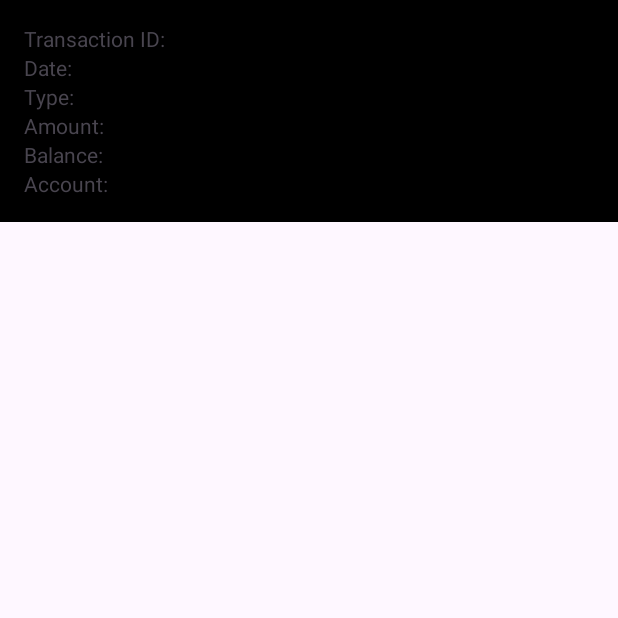
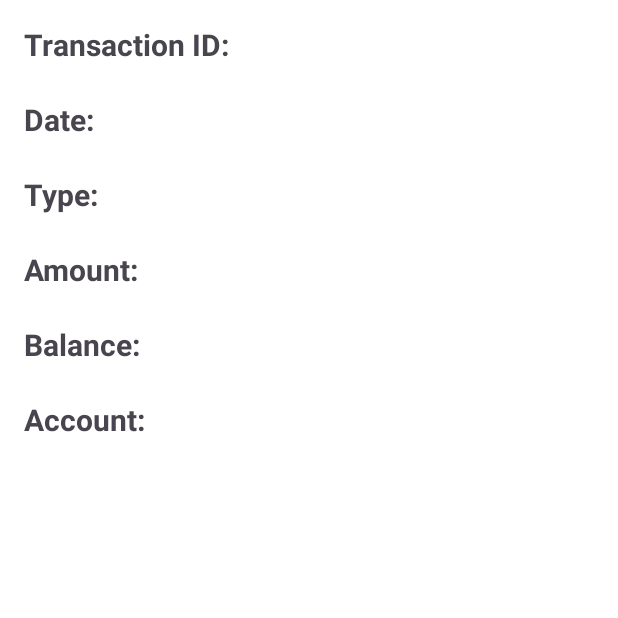
Before and after one commit to Mubarak68/MiniProjectAndroidViewList, an Android app: the DetailsActivity screen opened directly, with no data from a screen before it, on a phone screen of 412 x 824 dp, the top half of it. Run offline under Robolectric (Android 15) with nearby library versions, the phone set to English and light mode, and no system bars.

Commit message:
Done Project

```diff
--- a/app/src/main/java/com/example/miniprojectandroid1/activity/MainActivity.java
+++ b/app/src/main/java/com/example/miniprojectandroid1/activity/MainActivity.java
@@ -37,8 +37,8 @@ public class MainActivity extends AppCompatActivity implements InterFaceTransact
     @Override
     public void onAccountItemClicker(Transaction transaction) {
         Intent intent = new Intent(MainActivity.this, DetailsActivity.class);
-        intent.putExtra("TRANSACTION_KEY", transactionsLists);
-        startActivities(intent);
+        intent.putExtra("TRANSACTION_KEY", transaction);
+        startActivity(intent);
     }
 
     private void startActivities(Intent intent) {
--- a/app/src/main/java/com/example/miniprojectandroid1/model/Transaction.java
+++ b/app/src/main/java/com/example/miniprojectandroid1/model/Transaction.java
@@ -5,7 +5,7 @@ import java.util.Date;
 
 public class Transaction implements Serializable {
     private int id;
-    private String Date;
+    private String date;
     private TransactionType transType;
     private double amount;
     private double balance;
@@ -13,7 +13,7 @@ public class Transaction implements Serializable {
 
     public Transaction(int id, String date, TransactionType transType, double amount, double balance, int account) {
         this.id = id;
-        Date = date;
+        this.date = date;
         this.transType = transType;
         this.amount = amount;
         this.balance = balance;
@@ -27,7 +27,7 @@ public class Transaction implements Serializable {
 
     public String getDate() {
 
-        return Date;
+        return date;
     }
 
     public TransactionType getTransType() {
--- a/app/src/main/java/com/example/miniprojectandroid1/transactionRepo/TransactionRepo.java
+++ b/app/src/main/java/com/example/miniprojectandroid1/transactionRepo/TransactionRepo.java
@@ -4,6 +4,7 @@ import com.example.miniprojectandroid1.model.Transaction;
 import com.example.miniprojectandroid1.model.TransactionType;
 
 import java.util.ArrayList;
+import java.util.Calendar;
 
 public class TransactionRepo {
 
@@ -22,7 +23,7 @@ public class TransactionRepo {
     public ArrayList<Transaction> generateDummyData(int nameOfItems){
         ArrayList<Transaction> transactionsDetails = new ArrayList<>();
         for(int i = 0; i < nameOfItems;i++){
-            Transaction transaction = new Transaction(1112,"date",TransactionType.DIPOSIT,231.312,399108.3,112);
+            Transaction transaction = new Transaction(1112,String.valueOf(Calendar.getInstance().get(Calendar.YEAR)) +"/"+String.valueOf(Calendar.getInstance().get(Calendar.MONTH)+1)+"/"+String.valueOf(Calendar.getInstance().get(Calendar.DAY_OF_MONTH)),TransactionType.DIPOSIT,231.312,399108.3,112);
             transactionsDetails.add(transaction);
 
         }
--- a/app/src/main/res/layout/activity_details.xml
+++ b/app/src/main/res/layout/activity_details.xml
@@ -2,45 +2,58 @@
 <LinearLayout xmlns:android="http://schemas.android.com/apk/res/android"
     android:id="@+id/activity_transaction_details"
     android:layout_width="match_parent"
-    android:layout_height="wrap_content"
-    android:background="@color/black"
+    android:layout_height="match_parent"
+    android:background="@color/white"
     android:orientation="vertical"
-    android:padding="16dp">
+    android:padding="16dp"
+    android:theme="@style/Base.Theme.Transactions">
 
     <TextView
         android:id="@+id/textViewId"
         android:layout_width="wrap_content"
-        android:layout_height="wrap_content"
-        android:text="Transaction ID: " />
+        android:layout_height="50dp"
+        android:text="Transaction ID: "
+        android:textSize="20sp"
+        android:textStyle="bold" />
 
     <TextView
         android:id="@+id/textViewDate"
         android:layout_width="wrap_content"
-        android:layout_height="wrap_content"
-        android:text="Date: " />
+        android:layout_height="50dp"
+        android:text="Date: "
+        android:textSize="20sp"
+        android:textStyle="bold" />
 
     <TextView
         android:id="@+id/textViewType"
         android:layout_width="wrap_content"
-        android:layout_height="wrap_content"
-        android:text="Type: " />
+        android:layout_height="50dp"
+        android:text="Type: "
+        android:textSize="20sp"
+        android:textStyle="bold" />
 
     <TextView
         android:id="@+id/textViewAmount"
         android:layout_width="wrap_content"
-        android:layout_height="wrap_content"
-        android:text="Amount: " />
+        android:layout_height="50dp"
+        android:text="Amount: "
+        android:textSize="20sp"
+        android:textStyle="bold" />
 
     <TextView
         android:id="@+id/textViewBalance"
         android:layout_width="wrap_content"
-        android:layout_height="wrap_content"
-        android:text="Balance: " />
+        android:layout_height="50dp"
+        android:text="Balance: "
+        android:textSize="20sp"
+        android:textStyle="bold" />
 
     <TextView
         android:id="@+id/textViewAccount"
         android:layout_width="wrap_content"
-        android:layout_height="wrap_content"
-        android:text="Account: " />
+        android:layout_height="50dp"
+        android:text="Account: "
+        android:textSize="20sp"
+        android:textStyle="bold" />
 
 </LinearLayout>
--- a/app/src/main/res/layout/activity_main.xml
+++ b/app/src/main/res/layout/activity_main.xml
@@ -5,7 +5,8 @@
     android:layout_width="match_parent"
     android:layout_height="match_parent"
     tools:context=".activity.MainActivity"
-    android:background="@color/black">
+    android:background="@color/black"
+    android:theme="@style/AppTheme">
     <androidx.recyclerview.widget.RecyclerView
         android:id="@+id/TransactionCardRV"
         android:layout_width="match_parent"
--- a/app/src/main/res/layout/transactioncard.xml
+++ b/app/src/main/res/layout/transactioncard.xml
@@ -1,5 +1,6 @@
 <?xml version="1.0" encoding="utf-8"?>
-<androidx.constraintlayout.widget.ConstraintLayout xmlns:android="http://schemas.android.com/apk/res/android"
+<androidx.constraintlayout.widget.ConstraintLayout
+    xmlns:android="http://schemas.android.com/apk/res/android"
     xmlns:app="http://schemas.android.com/apk/res-auto"
     xmlns:tools="http://schemas.android.com/tools"
     android:id="@+id/transactioncard"
--- /dev/null
+++ b/app/src/main/res/values/theme.xml
@@ -0,0 +1,9 @@
+<?xml version="1.0" encoding="utf-8"?>
+<resources>
+    <style name="Base.Theme.Transactions" parent="Theme.Material3.DayNight">
+
+         <item name="colorPrimary">@color/pastelAccent</item>
+    </style>
+
+    <style name="Theme.Transactions" parent="Base.Theme.Transactions" />
+</resources>
```
Also changed, not shown: app/src/main/java/com/example/miniprojectandroid1/adapter/TransactionAdapter.java (+18 -18 lines), app/src/main/res/values/mytheme.xml (added, +18 -0 lines).
